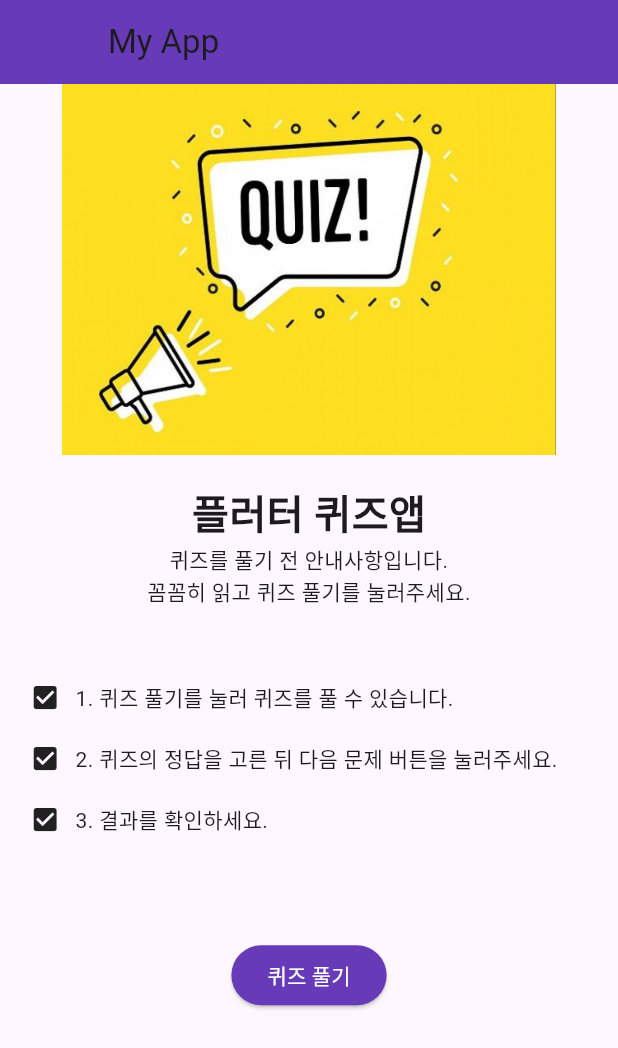
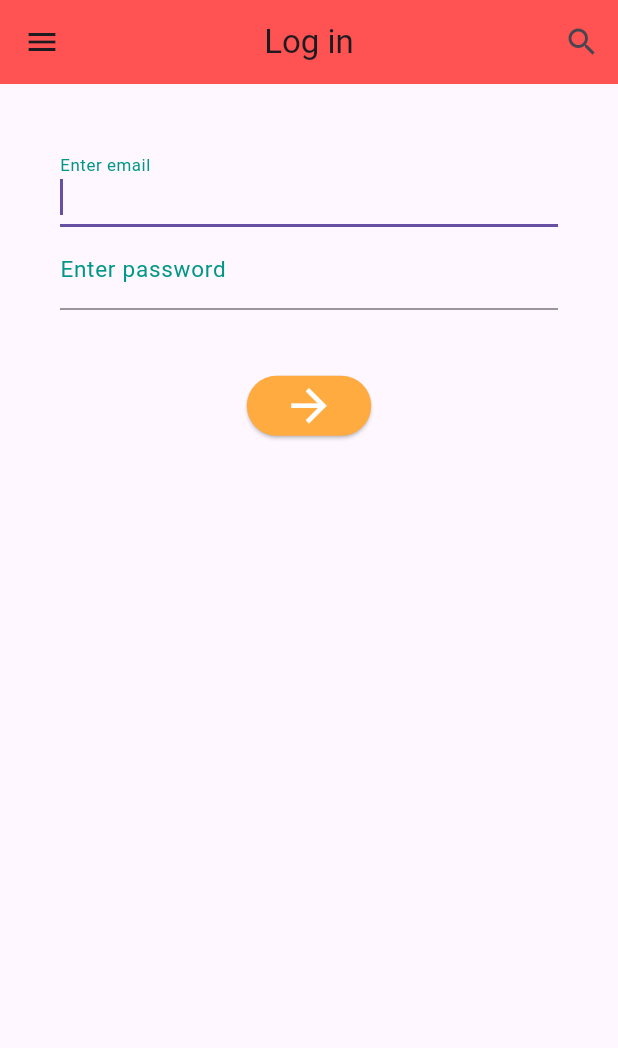
Before and after one commit to YunTaeHyeon/summerProject, a Flutter app: the screen it shows after launch, on a phone screen of 412 x 824 dp. Shown: the top 1048 px of the screen. Run offline on Flutter 3.47's test engine with Material 3 defaults, Android fonts, the phone set to English and light mode, and no system bars.

Commit message:
feat: 로그인 화면 구성

```diff
--- a/lib/main.dart
+++ b/lib/main.dart
@@ -1,18 +1,160 @@
 import 'package:flutter/material.dart';
-import 'screen/screen_home.dart';
+import 'package:http/http.dart' as http;
+import 'dart:convert';
 
-void main() {
-  runApp(const MyApp());
+void main() => runApp(MyApp());
+
+class MyApp extends StatelessWidget {
+  @override
+  Widget build(BuildContext context) {
+    return MaterialApp(
+      debugShowCheckedModeBanner: false,
+      title: 'Login',
+      home: LogIn(),
+    );
+  }
 }
 
-class MyApp extends StatelessWidget {
-  const MyApp({super.key});
+class LogIn extends StatefulWidget {
+  @override
+  State<LogIn> createState() => _LogInState();
+}
+
+class _LogInState extends State<LogIn> {
+  TextEditingController controller = TextEditingController();
+  TextEditingController controller2 = TextEditingController();
+
+  Future<void> login(BuildContext context) async {
+    final String email = controller.text;
+    final String password = controller2.text;
+
+    final response = await http.post(
+      Uri.parse('http://localhost:8080/login'),
+      headers: <String, String>{
+        'Content-Type': 'application/json; charset=UTF-8',
+      },
+      body: jsonEncode(<String, String>{
+        'email': email,
+        'password': password,
+      }),
+    );
+
+    if (response.statusCode == 200) {
+      Navigator.push(
+        context,
+        MaterialPageRoute(
+          builder: (BuildContext context) => NextPage(),
+        ),
+      );
+    } else {
+      final errorMessage = jsonDecode(response.body)['message'];
+      showSnackBar(context, Text(errorMessage));
+    }
+  }
 
   @override
   Widget build(BuildContext context) {
-    return MaterialApp(
-      title: 'My App',
-      home: HomeScreen(),
+    return Scaffold(
+      appBar: AppBar(
+        title: Text('Log in'),
+        elevation: 0.0,
+        backgroundColor: Colors.redAccent,
+        centerTitle: true,
+        leading: IconButton(icon: Icon(Icons.menu), onPressed: () {}),
+        actions: <Widget>[
+          IconButton(icon: Icon(Icons.search), onPressed: () {})
+        ],
+      ),
+      // email, password 입력하는 부분을 제외한 화면을 탭하면, 키보드 사라지게 GestureDetector 사용
+      body: GestureDetector(
+        onTap: () {
+          FocusScope.of(context).unfocus();
+        },
+        child: SingleChildScrollView(
+          child: Column(
+            children: [
+              /*
+              Padding(padding: EdgeInsets.only(top: 50)),
+              Center(
+                child: Image(
+                  image: AssetImage('image/munji.png'),
+                  width: 170.0,
+                ),
+              ),
+              */
+              Form(
+                child: Theme(
+                  data: ThemeData(
+                    primaryColor: Colors.grey,
+                    inputDecorationTheme: InputDecorationTheme(
+                      labelStyle: TextStyle(color: Colors.teal, fontSize: 15.0),
+                    ),
+                  ),
+                  child: Container(
+                    padding: EdgeInsets.all(40.0),
+                    child: Builder(builder: (context) {
+                      return Column(
+                        children: [
+                          TextField(
+                            controller: controller,
+                            autofocus: true,
+                            decoration: InputDecoration(labelText: 'Enter email'),
+                            keyboardType: TextInputType.emailAddress,
+                          ),
+                          TextField(
+                            controller: controller2,
+                            decoration: InputDecoration(labelText: 'Enter password'),
+                            keyboardType: TextInputType.text,
+                            obscureText: true, // 비밀번호 안보이도록 하는 것
+                          ),
+                          SizedBox(
+                            height: 40.0,
+                          ),
+                          ButtonTheme(
+                            minWidth: 100.0,
+                            height: 50.0,
+                            child: ElevatedButton(
+                              onPressed: () => login(context),
+                              child: Icon(
+                                Icons.arrow_forward,
+                                color: Colors.white,
+                                size: 35.0,
+                              ),
+                              style: ElevatedButton.styleFrom(
+                                backgroundColor: Colors.orangeAccent,
+                              ),
+                            ),
+                          )
+                        ],
+                      );
+                    }),
+                  ),
+                ),
+              ),
+            ],
+          ),
+        ),
+      ),
     );
   }
 }
+
+void showSnackBar(BuildContext context, Text text) {
+  final snackBar = SnackBar(
+    content: text,
+    backgroundColor: Color.fromARGB(255, 112, 48, 48),
+  );
+
+  // Find the ScaffoldMessenger in the widget tree
+  // and use it to show a SnackBar.
+  ScaffoldMessenger.of(context).showSnackBar(snackBar);
+}
+
+class NextPage extends StatelessWidget {
+  const NextPage({Key? key}) : super(key: key);
+
+  @override
+  Widget build(BuildContext context) {
+    return Container();
+  }
+}
--- a/lib/model/model_quiz.dart
+++ /dev/null
@@ -1,14 +0,0 @@
-import 'package:flutter/material.dart';
-
-class Quiz {
-  String title;
-  List<String> candidates;
-  int answer;
-
-  Quiz({required this.title, required this.candidates, required this.answer});
-
-  Quiz.fromMap(Map<String, dynamic> map)
-      : title = map['title'],
-        candidates = map['candidates'],
-        answer = map['answer'];
-}
--- a/lib/screen/screen_home.dart
+++ /dev/null
@@ -1,138 +0,0 @@
-import 'package:flutter/material.dart';
-import 'package:flutter_application_1/model/model_quiz.dart'; // 경로를 lib/model/model_quiz.dart로 수정
-import 'package:flutter_application_1/screen/screen_quiz.dart'; // 경로를 lib/screen/screen_quiz.dart로 수정
-
-class HomeScreen extends StatefulWidget {
-  @override
-  _HomeScreenState createState() => _HomeScreenState();
-}
-
-class _HomeScreenState extends State<HomeScreen> {
-
-  List<Quiz> quizs = [
-    Quiz.fromMap({
-      'title': 'test',
-      'candidates': ['a', 'b', 'c', 'd'],
-      'answer': 0,
-    }),
-    Quiz.fromMap({
-      'title': 'test',
-      'candidates': ['a', 'b', 'c', 'd'],
-      'answer': 0,
-    }),
-    Quiz.fromMap({
-      'title': 'test',
-      'candidates': ['a', 'b', 'c', 'd'],
-      'answer': 0,
-    }),
-  ];
-
-  @override
-  Widget build(BuildContext context) {
-    Size size = MediaQuery.of(context).size;
-    double width = size.width;
-    double height = size.height;
-
-    return SafeArea(
-      child: Scaffold(
-        appBar: AppBar(
-          title: Text('My App'),
-          backgroundColor: Colors.deepPurple,
-          leading: Container(),
-        ),
-        body: SingleChildScrollView(
-          child: Column(
-            mainAxisAlignment: MainAxisAlignment.center,
-            crossAxisAlignment: CrossAxisAlignment.center,
-            children: <Widget>[
-              Center(
-                child: Image.asset(
-                  'images/quiz.jpeg',
-                  width: width * 0.8,
-                ),
-              ),
-              Padding(
-                padding: EdgeInsets.all(width * 0.024),
-              ),
-              Text(
-                '플러터 퀴즈앱',
-                style: TextStyle(
-                  fontSize: width * 0.065,
-                  fontWeight: FontWeight.bold,
-                ),
-              ),
-              Text(
-                '퀴즈를 풀기 전 안내사항입니다.\n꼼꼼히 읽고 퀴즈 풀기를 눌러주세요.',
-                textAlign: TextAlign.center,
-              ),
-              Padding(
-                padding: EdgeInsets.all(width * 0.048),
-              ),
-              _buildStep(width, '1. 퀴즈 풀기를 눌러 퀴즈를 풀 수 있습니다.'),
-              _buildStep(width, '2. 퀴즈의 정답을 고른 뒤 다음 문제 버튼을 눌러주세요.'),
-              _buildStep(width, '3. 결과를 확인하세요.'),
-              Padding(
-                padding: EdgeInsets.all(width * 0.048),
-              ),
-              Container(
-                padding: EdgeInsets.all(width * 0.048),
-                child: Center(
-                  child: ButtonTheme(
-                    minWidth: width * 0.8,
-                    height: height * 0.05,
-                    shape: RoundedRectangleBorder(
-                      borderRadius: BorderRadius.circular(10),
-                    ),
-                    child: ElevatedButton(
-                      child: Text(
-                        '퀴즈 풀기',
-                        style: TextStyle(color: Colors.white),
-                      ),
-                      style: ElevatedButton.styleFrom(
-                        backgroundColor: Colors.deepPurple,
-                      ),
-                      onPressed: () {
-                        Navigator.push(
-                          context,
-                          MaterialPageRoute(
-                            builder: (context) => QuizScreen(
-                              quizs: quizs,
-                            ),
-                          ),
-                        );
-                      }, // 여기서 onPressed 함수의 중괄호를 닫아주었습니다.
-                    ),
-                  ),
-                ),
-              ),
-            ],
-          ),
-        ),
-      ),
-    );
-  }
-
-  Widget _buildStep(double width, String title) {
-    return Container(
-      padding: EdgeInsets.fromLTRB(
-        width * 0.048,
-        width * 0.024,
-        width * 0.048,
-        width * 0.024,
-      ),
-      child: Row(
-        crossAxisAlignment: CrossAxisAlignment.start,
-        children: <Widget>[
-          Icon(
-            Icons.check_box,
-            size: width * 0.05,
-          ),
-          Padding(
-            padding: EdgeInsets.only(right: width * 0.024),
-          ),
-          Text(title),
-        ],
-      ),
-    );
-  }
-}
--- a/pubspec.yaml
+++ b/pubspec.yaml
@@ -30,6 +30,7 @@ environment:
 dependencies:
   flutter:
     sdk: flutter
+  http:
 
 
   # The following adds the Cupertino Icons font to your application.
@@ -39,8 +40,6 @@ dependencies:
 dev_dependencies:
   flutter_test:
     sdk: flutter
-
-  flutter_swiper_null_safety:
 
   # The "flutter_lints" package below contains a set of recommended lints to
   # encourage good coding practices. The lint set provided by the package is
```
Also changed, not shown: lib/screen/screen_quiz.dart (deleted, +0 -68 lines), pubspec.lock.
